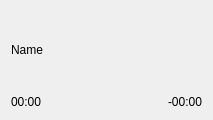
Qt form sarge/resources/instant_widget.ui (bitcastza/sarge) before a commit.
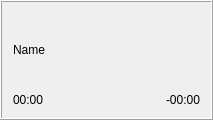
The same form after that commit.

Commit message: load instant pallet

What changed in the file:
```diff
--- a/sarge/resources/instant_widget.ui
+++ b/sarge/resources/instant_widget.ui
@@ -1,7 +1,7 @@
 <?xml version="1.0" encoding="UTF-8"?>
 <ui version="4.0">
  <class>instant_widget</class>
- <widget class="QWidget" name="instant_widget">
+ <widget class="QFrame" name="instant_widget">
   <property name="geometry">
    <rect>
     <x>0</x>
@@ -13,6 +13,12 @@
   <property name="windowTitle">
    <string>Form</string>
   </property>
+  <property name="frameShape">
+   <enum>QFrame::Box</enum>
+  </property>
+  <property name="frameShadow">
+   <enum>QFrame::Raised</enum>
+  </property>
   <layout class="QGridLayout" name="gridLayout">
    <item row="1" column="0">
     <widget class="QLabel" name="duration_label">
```
Left out of the diff: 3 changed lines with no effect on the pictures. The commit also changes 2 other files.
